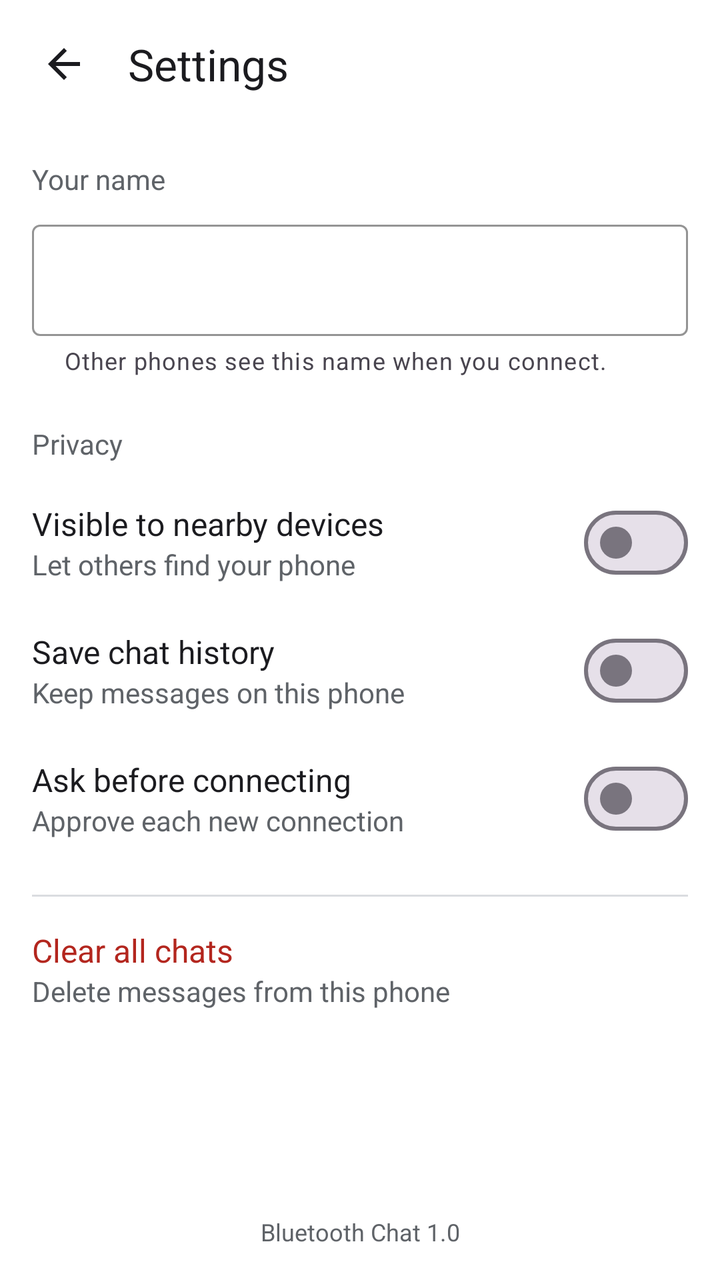
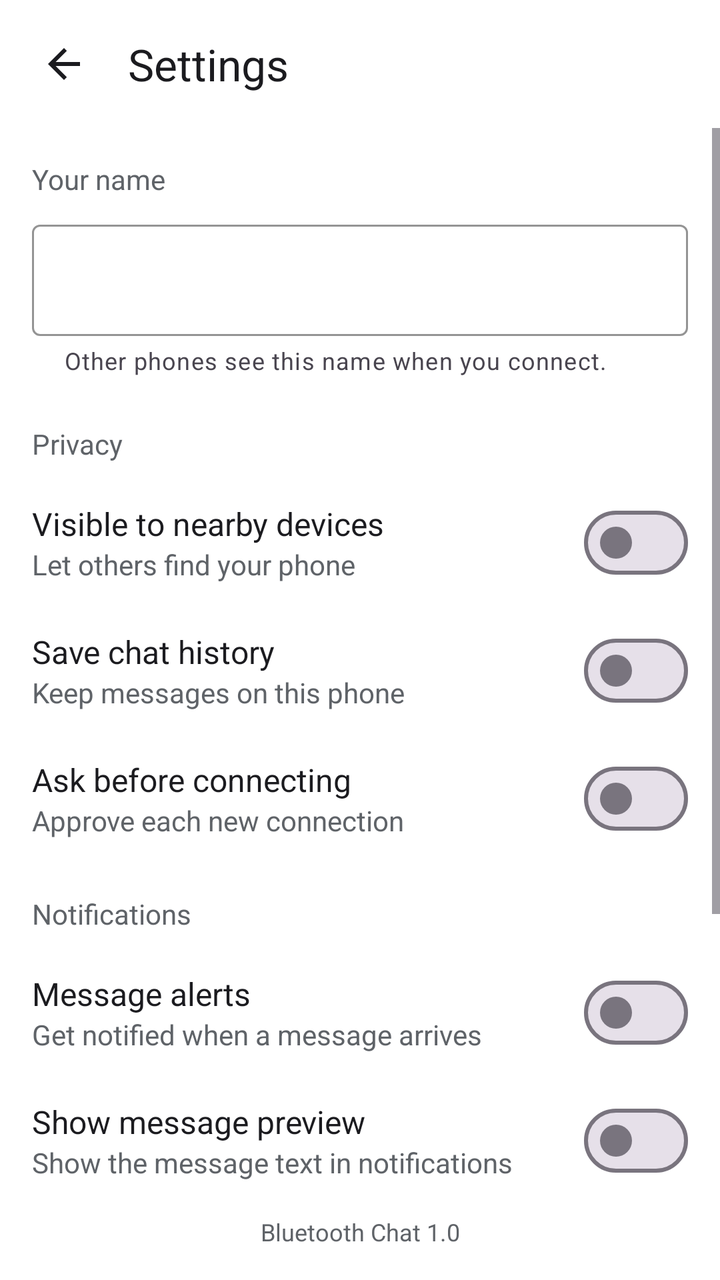

Compare the two renders of this Android layout. The source of the first and the diff that turns it into the second are given below.
<!-- AndroidManifest.xml: application theme Theme.BChat -->
<!-- res/layout/activity_settings.xml -->
<?xml version="1.0" encoding="utf-8"?>
<LinearLayout xmlns:android="http://schemas.android.com/apk/res/android"
    xmlns:app="http://schemas.android.com/apk/res-auto"
    xmlns:tools="http://schemas.android.com/tools"
    android:id="@+id/root"
    android:layout_width="match_parent"
    android:layout_height="match_parent"
    android:background="@color/surface"
    android:orientation="vertical"
    tools:context=".SettingsActivity">

    <LinearLayout
        android:layout_width="match_parent"
        android:layout_height="wrap_content"
        android:gravity="center_vertical"
        android:minHeight="64dp"
        android:orientation="horizontal"
        android:paddingStart="8dp"
        android:paddingEnd="8dp">

        <ImageButton
            android:id="@+id/btnBack"
            android:layout_width="48dp"
            android:layout_height="48dp"
            android:background="?attr/selectableItemBackgroundBorderless"
            android:contentDescription="Back"
            android:src="@drawable/ic_arrow_back" />

        <TextView
            android:layout_width="wrap_content"
            android:layout_height="wrap_content"
            android:layout_marginStart="8dp"
            android:text="Settings"
            android:textColor="@color/text_primary"
            android:textSize="22sp" />
    </LinearLayout>

    <ScrollView
        android:layout_width="match_parent"
        android:layout_height="0dp"
        android:layout_weight="1">

        <LinearLayout
            android:layout_width="match_parent"
            android:layout_height="wrap_content"
            android:orientation="vertical"
            android:padding="16dp">

            <TextView
                android:layout_width="wrap_content"
                android:layout_height="wrap_content"
                android:text="Your name"
                android:textColor="@color/text_secondary"
                android:textSize="14sp" />

            <com.google.android.material.textfield.TextInputLayout
                style="@style/Widget.Material3.TextInputLayout.OutlinedBox"
                android:layout_width="match_parent"
                android:layout_height="wrap_content"
                android:layout_marginTop="8dp"
                app:boxStrokeColor="@color/primary"
                app:helperText="Other phones see this name when you connect.">

                <com.google.android.material.textfield.TextInputEditText
                    android:id="@+id/etName"
                    android:layout_width="match_parent"
                    android:layout_height="wrap_content"
                    android:imeOptions="actionDone"
                    android:inputType="textPersonName|textCapWords"
                    android:maxLength="30"
                    android:singleLine="true"
                    android:textColor="@color/text_primary"
                    android:textSize="16sp" />
            </com.google.android.material.textfield.TextInputLayout>

            <TextView
                android:layout_width="wrap_content"
                android:layout_height="wrap_content"
                android:layout_marginTop="24dp"
                android:text="Privacy"
                android:textColor="@color/text_secondary"
                android:textSize="14sp" />

            <LinearLayout
                android:layout_width="match_parent"
                android:layout_height="wrap_content"
                android:layout_marginTop="16dp"
                android:gravity="center_vertical"
                android:orientation="horizontal">

                <LinearLayout
                    android:layout_width="0dp"
                    android:layout_height="wrap_content"
                    android:layout_weight="1"
                    android:orientation="vertical">

                    <TextView
                        android:layout_width="wrap_content"
                        android:layout_height="wrap_content"
                        android:text="Visible to nearby devices"
                        android:textColor="@color/text_primary"
                        android:textSize="16sp" />

                    <TextView
                        android:layout_width="wrap_content"
                        android:layout_height="wrap_content"
                        android:text="Let others find your phone"
                        android:textColor="@color/text_secondary"
                        android:textSize="14sp" />
                </LinearLayout>

                <com.google.android.material.materialswitch.MaterialSwitch
                    android:id="@+id/switchVisible"
                    android:layout_width="wrap_content"
                    android:layout_height="wrap_content" />
            </LinearLayout>

            <LinearLayout
                android:layout_width="match_parent"
                android:layout_height="wrap_content"
                android:layout_marginTop="16dp"
                android:gravity="center_vertical"
                android:orientation="horizontal">

                <LinearLayout
                    android:layout_width="0dp"
                    android:layout_height="wrap_content"
                    android:layout_weight="1"
                    android:orientation="vertical">

                    <TextView
                        android:layout_width="wrap_content"
                        android:layout_height="wrap_content"
                        android:text="Save chat history"
                        android:textColor="@color/text_primary"
                        android:textSize="16sp" />

                    <TextView
                        android:layout_width="wrap_content"
                        android:layout_height="wrap_content"
                        android:text="Keep messages on this phone"
                        android:textColor="@color/text_secondary"
                        android:textSize="14sp" />
                </LinearLayout>

                <com.google.android.material.materialswitch.MaterialSwitch
                    android:id="@+id/switchSave"
                    android:layout_width="wrap_content"
                    android:layout_height="wrap_content" />
            </LinearLayout>

            <LinearLayout
                android:layout_width="match_parent"
                android:layout_height="wrap_content"
                android:layout_marginTop="16dp"
                android:gravity="center_vertical"
                android:orientation="horizontal">

                <LinearLayout
                    android:layout_width="0dp"
                    android:layout_height="wrap_content"
                    android:layout_weight="1"
                    android:orientation="vertical">

                    <TextView
                        android:layout_width="wrap_content"
                        android:layout_height="wrap_content"
                        android:text="Ask before connecting"
                        android:textColor="@color/text_primary"
                        android:textSize="16sp" />

                    <TextView
                        android:layout_width="wrap_content"
                        android:layout_height="wrap_content"
                        android:text="Approve each new connection"
                        android:textColor="@color/text_secondary"
                        android:textSize="14sp" />
                </LinearLayout>

                <com.google.android.material.materialswitch.MaterialSwitch
                    android:id="@+id/switchAsk"
                    android:layout_width="wrap_content"
                    android:layout_height="wrap_content" />
            </LinearLayout>

            <View
                android:layout_width="match_parent"
                android:layout_height="1dp"
                android:layout_marginTop="24dp"
                android:background="@color/divider" />

            <LinearLayout
                android:id="@+id/rowClear"
                android:layout_width="match_parent"
                android:layout_height="wrap_content"
                android:background="?attr/selectableItemBackground"
                android:clickable="true"
                android:focusable="true"
                android:orientation="vertical"
                android:paddingTop="16dp"
                android:paddingBottom="16dp">

                <TextView
                    android:layout_width="wrap_content"
                    android:layout_height="wrap_content"
                    android:text="Clear all chats"
                    android:textColor="@color/status_disconnected"
                    android:textSize="16sp" />

                <TextView
                    android:layout_width="wrap_content"
                    android:layout_height="wrap_content"
                    android:text="Delete messages from this phone"
                    android:textColor="@color/text_secondary"
                    android:textSize="14sp" />
            </LinearLayout>
        </LinearLayout>
    </ScrollView>

    <TextView
        android:layout_width="match_parent"
        android:layout_height="wrap_content"
        android:gravity="center"
        android:padding="16dp"
        android:text="Bluetooth Chat 1.0"
        android:textColor="@color/text_secondary"
        android:textSize="12sp" />
</LinearLayout>
<!-- resources referenced by this layout -->
<resources>
  <color name="divider">#DADCE0</color>
  <color name="primary">#1565C0</color>
  <color name="status_disconnected">#B3261E</color>
  <color name="surface">#FFFFFF</color>
  <color name="text_primary">#1B1B1F</color>
  <color name="text_secondary">#5F6368</color>
  <!-- drawable ic_arrow_back (drawable) -->
  <?xml version="1.0" encoding="utf-8"?>
  <vector xmlns:android="http://schemas.android.com/apk/res/android"
      android:width="24dp"
      android:height="24dp"
      android:viewportWidth="24"
      android:viewportHeight="24">
      <path
          android:fillColor="#1B1B1F"
          android:pathData="M20,11H7.83l5.59,-5.59L12,4l-8,8 8,8 1.41,-1.41L7.83,13H20v-2z" />
  </vector>
  <style name="Theme.BChat" parent="Base.Theme.BChat" />
  <style name="Base.Theme.BChat" parent="Theme.Material3.DayNight.NoActionBar">
          <item name="colorPrimary">@color/primary</item>
      </style>
</resources>

<!-- the commit's change to res/layout/activity_settings.xml (unified diff, before → after) -->
@@ -182,7 +182,108 @@
                     android:layout_width="wrap_content"
                     android:layout_height="wrap_content" />
             </LinearLayout>
-
+            <TextView
+                android:layout_width="wrap_content"
+                android:layout_height="wrap_content"
+                android:layout_marginTop="24dp"
+                android:text="Notifications"
+                android:textColor="@color/text_secondary"
+                android:textSize="14sp" />
+
+            <LinearLayout
+                android:layout_width="match_parent"
+                android:layout_height="wrap_content"
+                android:layout_marginTop="16dp"
+                android:gravity="center_vertical"
+                android:orientation="horizontal">
+
+                <LinearLayout
+                    android:layout_width="0dp"
+                    android:layout_height="wrap_content"
+                    android:layout_weight="1"
+                    android:orientation="vertical">
+
+                    <TextView
+                        android:layout_width="wrap_content"
+                        android:layout_height="wrap_content"
+                        android:text="Message alerts"
+                        android:textColor="@color/text_primary"
+                        android:textSize="16sp" />
+
+                    <TextView
+                        android:layout_width="wrap_content"
+                        android:layout_height="wrap_content"
+                        android:text="Get notified when a message arrives"
+                        android:textColor="@color/text_secondary"
+                        android:textSize="14sp" />
+                </LinearLayout>
+
+                <com.google.android.material.materialswitch.MaterialSwitch
+                    android:id="@+id/switchAlerts"
+                    android:layout_width="wrap_content"
+                    android:layout_height="wrap_content" />
+            </LinearLayout>
+
+            <LinearLayout
+                android:layout_width="match_parent"
+                android:layout_height="wrap_content"
+                android:layout_marginTop="16dp"
+                android:gravity="center_vertical"
+                android:orientation="horizontal">
+
+                <LinearLayout
+                    android:layout_width="0dp"
+                    android:layout_height="wrap_content"
+                    android:layout_weight="1"
+                    android:orientation="vertical">
+
+                    <TextView
+                        android:layout_width="wrap_content"
+                        android:layout_height="wrap_content"
+                        android:text="Show message preview"
+                        android:textColor="@color/text_primary"
+                        android:textSize="16sp" />
+
+                    <TextView
+                        android:layout_width="wrap_content"
+                        android:layout_height="wrap_content"
+                        android:text="Show the message text in notifications"
+                        android:textColor="@color/text_secondary"
+                        android:textSize="14sp" />
+                </LinearLayout>
+
+                <com.google.android.material.materialswitch.MaterialSwitch
+                    android:id="@+id/switchPreview"
+                    android:layout_width="wrap_content"
+                    android:layout_height="wrap_content" />
+            </LinearLayout>
+
+            <LinearLayout
+                android:id="@+id/rowSound"
+                android:layout_width="match_parent"
+                android:layout_height="wrap_content"
+                android:layout_marginTop="8dp"
+                android:background="?attr/selectableItemBackground"
+                android:clickable="true"
+                android:focusable="true"
+                android:orientation="vertical"
+                android:paddingTop="8dp"
+                android:paddingBottom="8dp">
+
+                <TextView
+                    android:layout_width="wrap_content"
+                    android:layout_height="wrap_content"
+                    android:text="Sound and vibration"
+                    android:textColor="@color/text_primary"
+                    android:textSize="16sp" />
+
+                <TextView
+                    android:layout_width="wrap_content"
+                    android:layout_height="wrap_content"
+                    android:text="Choose in your phone's notification settings"
+                    android:textColor="@color/text_secondary"
+                    android:textSize="14sp" />
+            </LinearLayout>
             <View
                 android:layout_width="match_parent"
                 android:layout_height="1dp"
